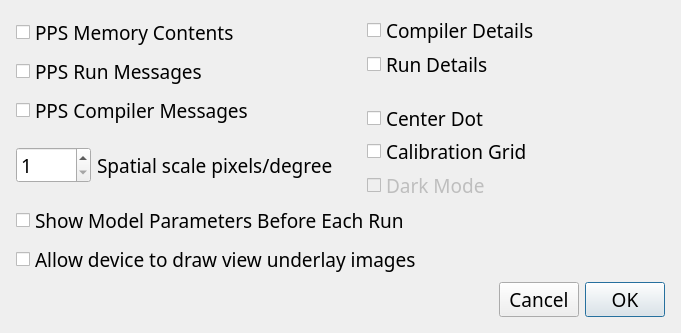
Qt form epicpy/uifiles/displaycontrolsui.ui (travisseymour/EPICpy) before a commit.
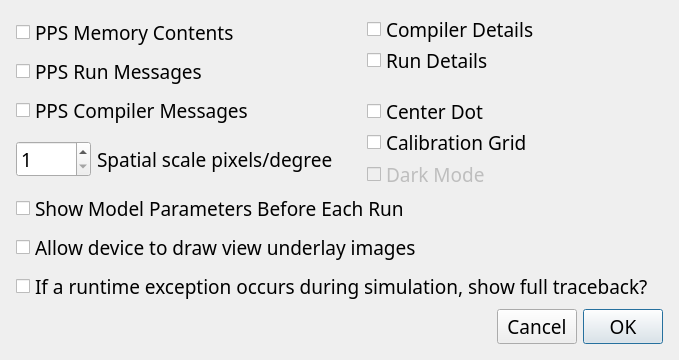
The same form after that commit.

Commit message: added ability to toggle on full trace on exceptions during simulation run.

```diff
--- a/epicpy/uifiles/displaycontrolsui.ui
+++ b/epicpy/uifiles/displaycontrolsui.ui
@@ -6,8 +6,8 @@
    <rect>
     <x>0</x>
     <y>0</y>
-    <width>681</width>
-    <height>333</height>
+    <width>679</width>
+    <height>360</height>
    </rect>
   </property>
   <property name="minimumSize">
@@ -301,6 +301,13 @@
        </property>
       </widget>
      </item>
+     <item>
+      <widget class="QCheckBox" name="checkBoxShowFullTraceback">
+       <property name="text">
+        <string>If a runtime exception occurs during simulation, show full traceback?</string>
+       </property>
+      </widget>
+     </item>
      <item>
       <layout class="QHBoxLayout" name="horizontalLayout_2">
        <item>
```
Left out of the diff: 10 changed lines with no effect on the pictures. The commit also changes 6 other files.
